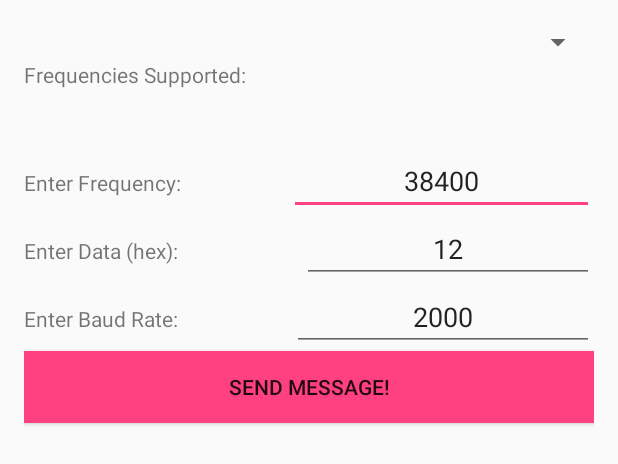
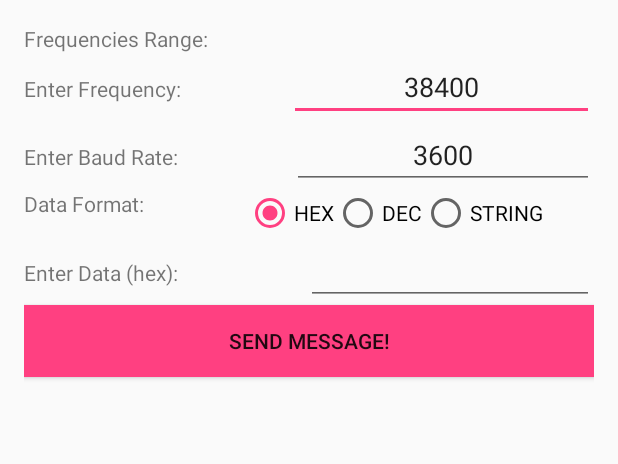
Before and after one commit to Montvydas/IrSerial, an Android app: the layout content_main.xml on its own in the app's theme, with its tools: preview values and no code run, on a phone screen of 412 x 824 dp. Shown: the top 464 px of the screen. Run offline under Robolectric (Android 15) with nearby library versions, the phone set to English and light mode, and no system bars.

Commit message:
updated the irSerial library; changed the layout of the app; modified the app

```diff
--- a/app/src/main/AndroidManifest.xml
+++ b/app/src/main/AndroidManifest.xml
@@ -18,7 +18,7 @@
             <intent-filter>
                 <action android:name="android.intent.action.MAIN" />
 
-                <category android:name="android.intent.category.DEFAULT" />
+                <category android:name="android.intent.category.LAUNCHER" />
             </intent-filter>
         </activity>
     </application>
--- a/app/src/main/res/layout/content_main.xml
+++ b/app/src/main/res/layout/content_main.xml
@@ -13,26 +13,27 @@
     android:orientation="vertical"
     tools:showIn="@layout/activity_main">
 
-    <Spinner
+    <LinearLayout
         android:layout_width="match_parent"
         android:layout_height="wrap_content"
-        android:id="@+id/protocolSpinner"
-        android:layout_gravity="center_horizontal" />
+        android:weightSum="3"
+        android:orientation="horizontal">
 
         <TextView
             android:layout_width="wrap_content"
             android:layout_height="wrap_content"
-        android:text="Frequencies Supported:" />
+            android:text="Frequencies Range:"
+            android:layout_weight="1"/>
+
         <TextView
-        android:id="@+id/minFreqText"
+            android:id="@+id/freqRangeText"
             android:layout_width="wrap_content"
             android:layout_height="wrap_content"
-        android:text="" />
-    <TextView
-        android:id="@+id/maxFreqText"
-        android:layout_width="wrap_content"
-        android:layout_height="wrap_content"
-        android:text="" />
+            android:text=""
+            android:layout_weight="2"
+            android:gravity="center"/>
+    </LinearLayout>
+
 
     <LinearLayout
         android:layout_width="match_parent"
@@ -63,13 +64,13 @@
         <TextView
             android:layout_width="wrap_content"
             android:layout_height="wrap_content"
-            android:text="Enter Data (hex):"
+            android:text="Enter Baud Rate:"
             android:layout_weight="1"/>
         <EditText
-            android:id="@+id/transmitDataText"
+            android:id="@+id/baudRateText"
             android:layout_width="wrap_content"
             android:layout_height="wrap_content"
-            android:text="12"
+            android:text="3600"
             android:gravity="center"
             android:layout_weight="2"/>
     </LinearLayout>
@@ -83,13 +84,49 @@
         <TextView
             android:layout_width="wrap_content"
             android:layout_height="wrap_content"
-            android:text="Enter Baud Rate:"
+            android:text="Data Format:"
+            android:layout_weight="1"/>
+        <RadioGroup
+            android:id="@+id/radioFormatGroup"
+            android:layout_width="wrap_content"
+            android:layout_height="wrap_content"
+            android:layout_weight="2"
+            android:orientation="horizontal"
+            android:gravity="center">
+            <RadioButton
+                android:layout_width="wrap_content"
+                android:layout_height="wrap_content"
+                android:text="HEX"
+                android:id="@+id/radioHex"
+                android:checked="true"/>
+            <RadioButton
+                android:layout_width="wrap_content"
+                android:layout_height="wrap_content"
+                android:text="DEC"
+                android:id="@+id/radioDec"/>
+            <RadioButton
+                android:layout_width="wrap_content"
+                android:layout_height="wrap_content"
+                android:text="STRING"
+                android:id="@+id/radioString"/>
+        </RadioGroup>
+    </LinearLayout>
+
+    <LinearLayout
+        android:layout_width="match_parent"
+        android:layout_height="wrap_content"
+        android:weightSum="3"
+        android:orientation="horizontal">
+
+        <TextView
+            android:layout_width="wrap_content"
+            android:layout_height="wrap_content"
+            android:text="Enter Data (hex):"
             android:layout_weight="1"/>
         <EditText
-            android:id="@+id/baudRateText"
+            android:id="@+id/transmitDataText"
             android:layout_width="wrap_content"
             android:layout_height="wrap_content"
-            android:text="2000"
             android:gravity="center"
             android:layout_weight="2"/>
     </LinearLayout>
```
Also changed, not shown: app/src/main/java/com/monte/ircontroller/MainActivity.java (+115 -23 lines), app/src/main/java/com/monte/ircontroller/protocols/IrSerial.java (+21 -20 lines). Lines whose indentation alone changed are shown as unchanged.
